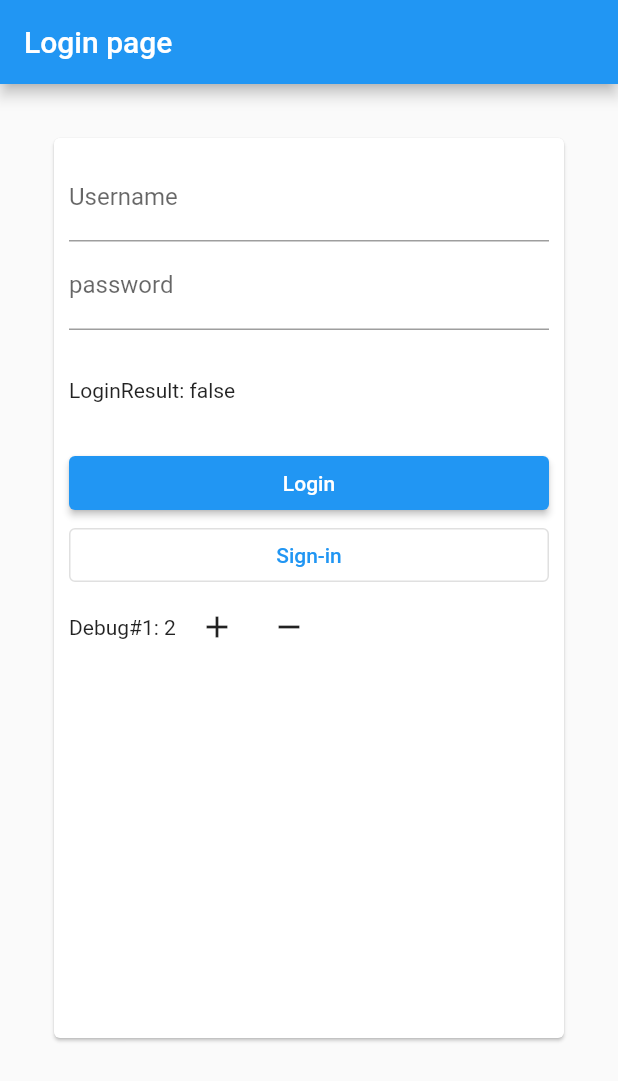
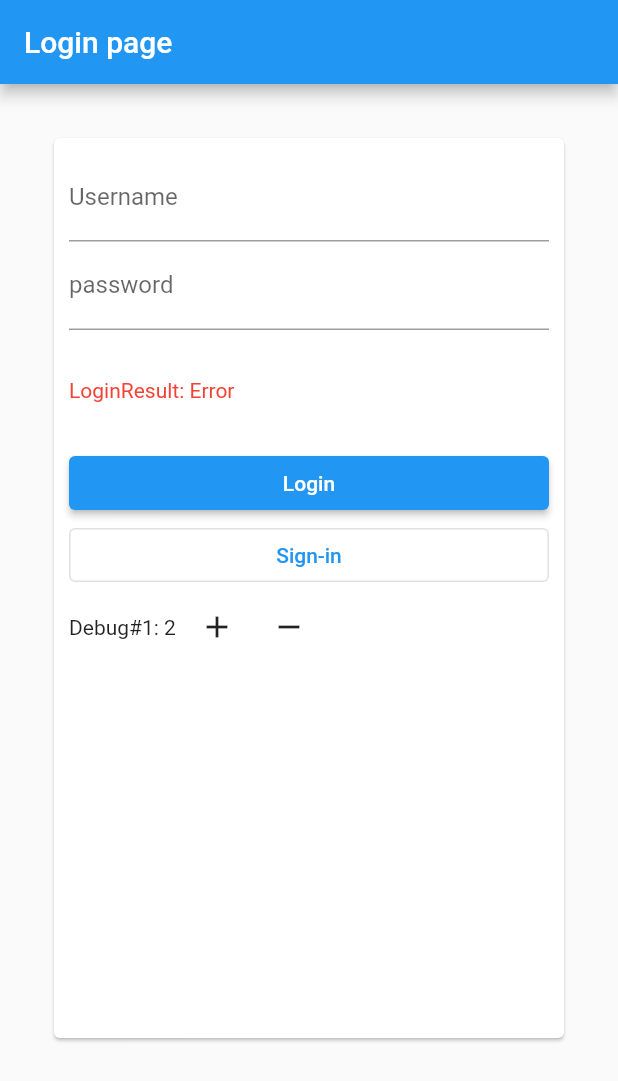
Before and after one commit to kritamategunt/flutterBloc, a Flutter app: the screen it shows after launch, on a phone screen of 412 x 824 dp. Shown: the top 1081 px of the screen. Run offline on Flutter 3.47's test engine with Material 2 defaults, Android fonts, the light colour scheme and no system bars; our stand-ins replace bloc, equatable, flutter_bloc.

Commit message:
debug check login

```diff
--- a/lib/src/login/login_page.dart
+++ b/lib/src/login/login_page.dart
@@ -43,7 +43,9 @@ class _LoginPageState extends State<LoginPage> {
                   SizedBox(height: 32,),
                   BlocBuilder<LoginBloc, LoginState>(
                     builder: (context, state) {
-                      return Text("LoginResult: ${state.isAuth}");
+                      return Text(
+                        "LoginResult: ${state.isAuth ? "Success" : "Error"}",
+                        style: TextStyle(color: state.isAuth ? Colors.green : Colors.red),);
                     },
                   ),
                   SizedBox(
```
